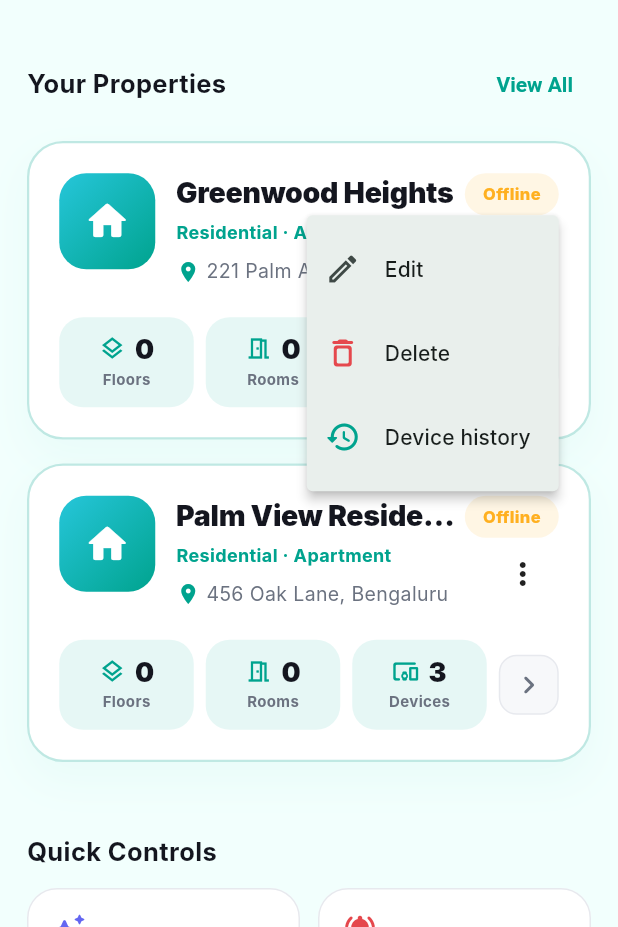
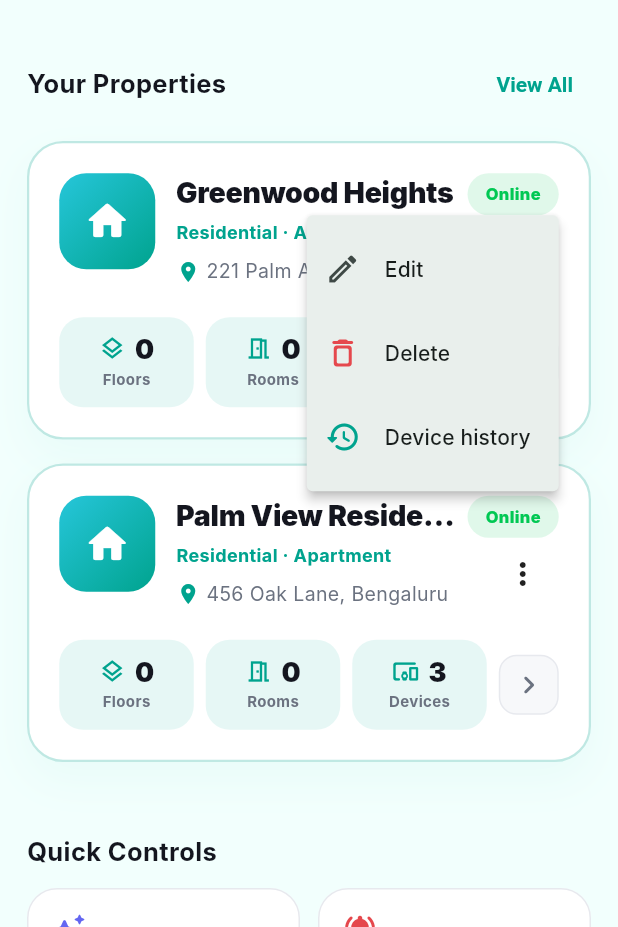
Before and after one commit to Abhishek95595/smart_homez, a Flutter app: the DashboardScreen screen opened directly, after a tap on the "more vert" icon, on a phone screen of 412 x 824 dp, the part 309-1236 px from its top. Run offline on Flutter 3.47's test engine with Material 3 defaults, Android fonts, the phone set to English and light mode, and no system bars; our stand-ins replace dio, fl_chart, flutter_secure_storage, hive, hive_flutter; missing offline and left inert: flutter_client_sse; accounts and stored records are empty; Roboto replaces fonts that are missing (Inter).

Commit message:
Fix: Resolve 415 Header Error and Bind Live Dashboard Stats

```diff
--- a/lib/screens/dashboard/dashboard_screen.dart
+++ b/lib/screens/dashboard/dashboard_screen.dart
@@ -2,6 +2,7 @@
 import 'package:provider/provider.dart';
 
 import '../../models/app_user.dart';
+import '../../models/device.dart';
 import '../../models/user_role.dart';
 import '../../providers/auth_provider.dart';
 import '../../providers/device_provider.dart';
@@ -19,6 +20,7 @@
 import '../energy/energy_screen.dart';
 import '../profile/profile_screen.dart';
 import '../properties/floors_screen.dart';
+import '../properties/homes_screen.dart';
 import '../properties/management_dialogs.dart';
 import '../water/water_screen.dart';
 
@@ -31,25 +33,6 @@
     if (hour < 12) return 'Good Morning';
     if (hour < 17) return 'Good Afternoon';
     return 'Good Evening';
-  }
-
-  Future<void> _addProperty(BuildContext context) async {
-    final provider = context.read<PropertyProvider>();
-    final result = await showPropertyForm(
-      context,
-      nameExists: provider.propertyNameExists,
-    );
-    if (result == null || !context.mounted) return;
-    await provider.addProperty(
-      name: result.name,
-      address: result.address,
-      category: result.category,
-      propertyType: result.propertyType,
-      timezone: result.timezone,
-      currency: result.currency,
-      businessStart: result.businessStart,
-      businessEnd: result.businessEnd,
-    );
   }
 
   @override
@@ -176,11 +159,16 @@
             actionLabel: 'View All',
             onAction: () => Navigator.push(
               context,
-              MaterialPageRoute(builder: (_) => const FloorsScreen()),
+              MaterialPageRoute(builder: (_) => const HomesScreen()),
             ),
           ),
           const SizedBox(height: 14),
-          if (propertyProvider.properties.isEmpty)
+          if (propertyProvider.isLoading && propertyProvider.properties.isEmpty)
+            const Center(child: Padding(
+              padding: EdgeInsets.all(24.0),
+              child: CircularProgressIndicator(),
+            ))
+          else if (propertyProvider.properties.isEmpty)
             const AppStateCard.empty(
               title: 'No properties mapped',
               message: 'Add your first property to start monitoring.',
@@ -188,13 +176,22 @@
           else
             ...propertyProvider.properties.take(2).map((p) {
               final floors = propertyProvider.floorsFor(p.id);
+              final floorIds = floors.map((f) => f.id).toSet();
+              final rooms = propertyProvider.rooms.where(
+                (r) => floorIds.contains(r.floorId),
+              ).toList();
+              final devices = deviceProvider.visibleDevicesAt(user, buildingId: p.id);
+
               return PropertySummaryCard(
                 property: p,
                 floorCount: floors.length,
-                roomCount: propertyProvider.rooms.where((r) => floors.any((f) => f.id == r.floorId)).length,
-                deviceCount: deviceProvider.visibleDevicesAt(user, buildingId: p.id).length,
-                onlineDeviceCount: deviceProvider.onlineCountFor(user),
-                onOpen: () => Navigator.push(context, MaterialPageRoute(builder: (_) => FloorsScreen(propertyId: p.id))),
+                roomCount: rooms.length,
+                deviceCount: devices.length,
+                onlineDeviceCount: devices.where((d) => d.status == DeviceStatus.online).length,
+                onOpen: () => Navigator.push(
+                  context,
+                  MaterialPageRoute(builder: (_) => FloorsScreen(propertyId: p.id))
+                ),
                 onHistory: () {},
                 onEdit: () {},
                 onDelete: () {},
@@ -646,7 +643,7 @@
             Container(
               padding: const EdgeInsets.all(12),
               decoration: BoxDecoration(
-                color: Colors.white.withValues(alpha: 0.15),
+                color: Colors.white10,
                 borderRadius: BorderRadius.circular(12),
               ),
               child: const Icon(
--- a/lib/services/api_service.dart
+++ b/lib/services/api_service.dart
@@ -19,6 +19,11 @@
       baseUrl: baseUrl,
       connectTimeout: const Duration(seconds: 15),
       receiveTimeout: const Duration(seconds: 15),
+      // Fix 415 error by ensuring Content-Type is always application/json
+      headers: {
+        'Content-Type': 'application/json',
+        'Accept': 'application/json',
+      },
       validateStatus: (status) => status != null && status < 500,
     ));
 
@@ -29,6 +34,11 @@
           options.headers['Authorization'] = 'Bearer $token';
           _cachedToken = token;
         }
+        // Double-check Content-Type for write operations
+        if (options.method == 'POST' || options.method == 'PUT' || options.method == 'PATCH') {
+          options.headers['Content-Type'] = 'application/json';
+        }
+
         debugPrint('[API Request] ${options.method} ${options.path}');
         return handler.next(options);
       },
```
